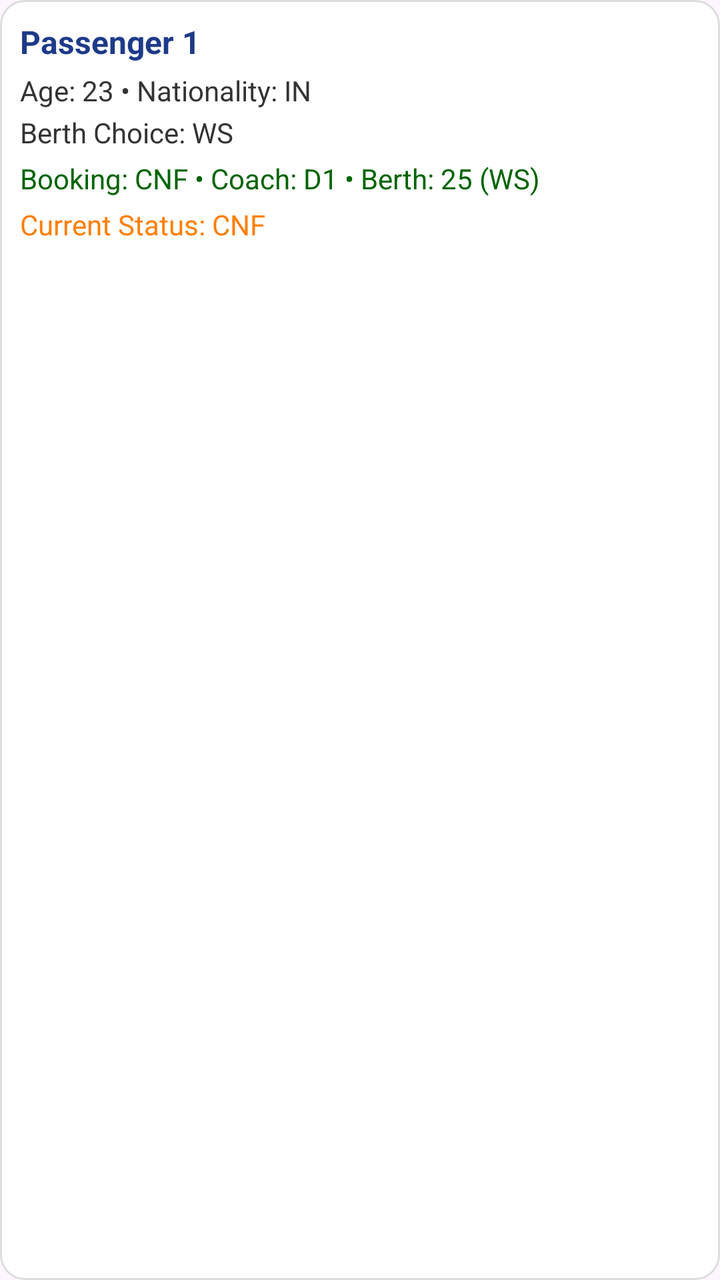
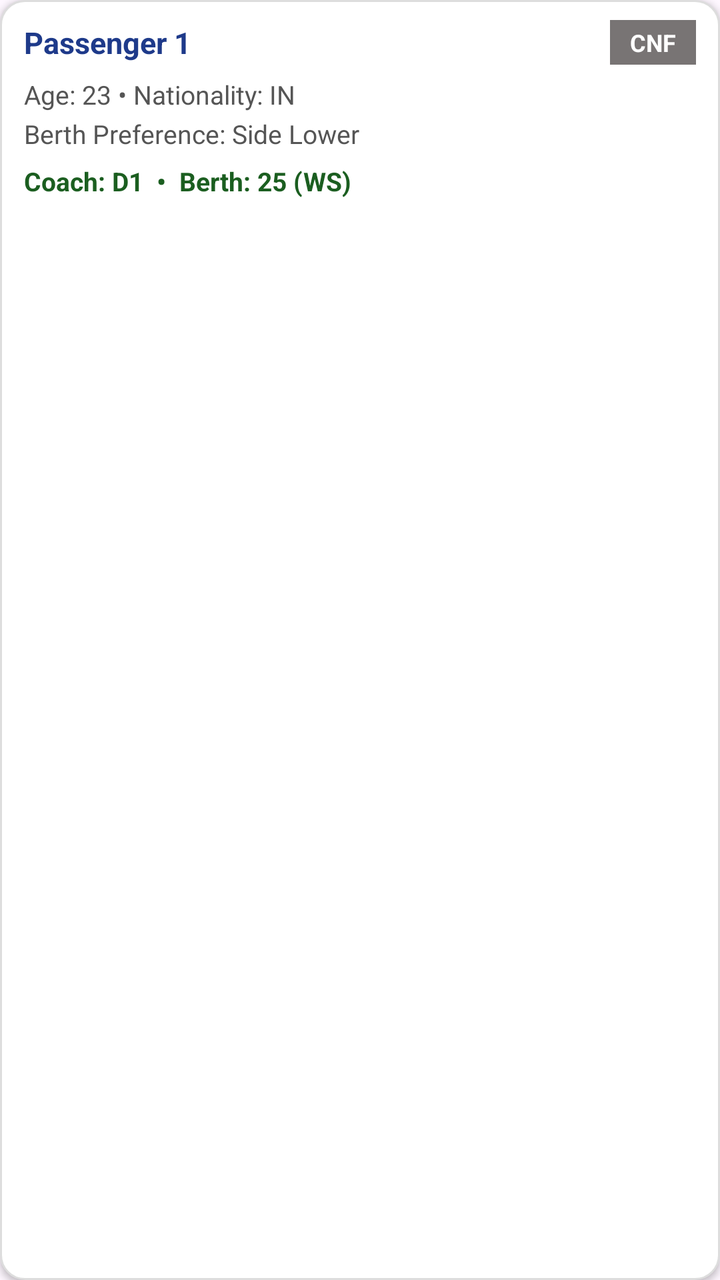

Two renders of the same Android screen: before a commit and after it. Below are the layout's source before the change and the commit's diff.
<!-- AndroidManifest.xml: application theme Theme.RailRadar -->
<!-- res/layout/passenger_list_view_layout.xml -->
<?xml version="1.0" encoding="utf-8"?>
<LinearLayout xmlns:android="http://schemas.android.com/apk/res/android"
    android:layout_width="match_parent"
    android:layout_height="wrap_content"
    android:orientation="vertical"
    android:padding="10dp"
    android:background="@drawable/bg_passenger_pnr_card"
    android:layout_margin="6dp"
   >

    
    <TextView
        android:id="@+id/passengerSerialNumber"
        android:layout_width="wrap_content"
        android:layout_height="wrap_content"
        android:text="Passenger 1"
        android:textStyle="bold"
        android:textSize="16sp"
        android:textColor="#1E3A8A" />

    
    <TextView
        android:id="@+id/passengerAgeNationality"
        android:layout_width="wrap_content"
        android:layout_height="wrap_content"
        android:text="Age: 23 • Nationality: IN"
        android:textSize="14sp"
        android:textColor="#333333"
        android:paddingTop="4dp" />

    
    <TextView
        android:id="@+id/passengerBerthChoice"
        android:layout_width="wrap_content"
        android:layout_height="wrap_content"
        android:text="Berth Choice: WS"
        android:textSize="14sp"
        android:textColor="#333333"
        android:paddingTop="2dp" />

    
    <TextView
        android:id="@+id/bookingDetails"
        android:layout_width="wrap_content"
        android:layout_height="wrap_content"
        android:text="Booking: CNF • Coach: D1 • Berth: 25 (WS)"
        android:textSize="14sp"
        android:textColor="#006400"
        android:paddingTop="4dp" />

    
    <TextView
        android:id="@+id/currentStatus"
        android:layout_width="wrap_content"
        android:layout_height="wrap_content"
        android:text="Current Status: CNF"
        android:textSize="14sp"
        android:textColor="#FF7F00"
        android:paddingTop="4dp" />

</LinearLayout>
<!-- resources referenced by this layout -->
<resources>
  <!-- drawable bg_passenger_pnr_card (drawable) -->
  <?xml version="1.0" encoding="utf-8"?>
  <shape xmlns:android="http://schemas.android.com/apk/res/android"
      android:shape="rectangle">
  
      
      <corners android:radius="12dp" />
  
      
      <solid android:color="@android:color/white" />
  
      
      <stroke
          android:width="1dp"
          android:color="#DDDDDD" />
  </shape>
  <style name="Theme.RailRadar" parent="Theme.Material3.DayNight.NoActionBar">
  
          
          <item name="colorPrimary">#4C6133</item>
          <item name="colorOnPrimary">@color/white</item>
          <item name="colorPrimaryContainer">@color/purple_200</item>
          <item name="colorOnPrimaryContainer">@color/black</item>
  
          
          <item name="colorSecondary">@color/teal_200</item>
          <item name="colorOnSecondary">@color/black</item>
  
          
          <item name="android:statusBarColor">?attr/colorPrimary</item>
  
          
      </style>
  <color name="white">#FFFFFFFF</color>
  
  
      //user route train colors
  <color name="purple_200">#FFBB86FC</color>
  <color name="black">#FF000000</color>
  <color name="teal_200">#FF03DAC5</color>
</resources>

<!-- the commit's change to res/layout/passenger_list_view_layout.xml (unified diff, before → after) -->
@@ -3,59 +3,72 @@
     android:layout_width="match_parent"
     android:layout_height="wrap_content"
     android:orientation="vertical"
-    android:padding="10dp"
+    android:paddingHorizontal="12dp"
+    android:paddingVertical="10dp"
     android:background="@drawable/bg_passenger_pnr_card"
-    android:layout_margin="6dp"
-   >
+    android:layout_marginHorizontal="4dp"
+    android:layout_marginVertical="4dp"
+    android:elevation="2dp">
 
     
-    <TextView
-        android:id="@+id/passengerSerialNumber"
-        android:layout_width="wrap_content"
+    <LinearLayout
+        android:layout_width="match_parent"
         android:layout_height="wrap_content"
-        android:text="Passenger 1"
-        android:textStyle="bold"
-        android:textSize="16sp"
-        android:textColor="#1E3A8A" />
+        android:orientation="horizontal"
+        android:gravity="center_vertical">
+
+        <TextView
+            android:id="@+id/passengerSerialNumber"
+            android:layout_width="0dp"
+            android:layout_height="wrap_content"
+            android:layout_weight="1"
+            android:text="Passenger 1"
+            android:textStyle="bold"
+            android:textSize="15sp"
+            android:textColor="#1E3A8A" />
+
+        <TextView
+            android:id="@+id/currentStatus"
+            android:layout_width="wrap_content"
+            android:layout_height="wrap_content"
+            android:text="CNF"
+            android:textSize="12sp"
+            android:textStyle="bold"
+            android:textColor="#FFFFFF"
+            android:background="#787474"
+            android:paddingHorizontal="10dp"
+            android:paddingVertical="3dp" />
+    </LinearLayout>
 
     
     <TextView
         android:id="@+id/passengerAgeNationality"
-        android:layout_width="wrap_content"
+        android:layout_width="match_parent"
         android:layout_height="wrap_content"
         android:text="Age: 23 • Nationality: IN"
-        android:textSize="14sp"
-        android:textColor="#333333"
-        android:paddingTop="4dp" />
+        android:textSize="13sp"
+        android:textColor="#555555"
+        android:paddingTop="6dp" />
 
     
     <TextView
         android:id="@+id/passengerBerthChoice"
-        android:layout_width="wrap_content"
+        android:layout_width="match_parent"
         android:layout_height="wrap_content"
-        android:text="Berth Choice: WS"
-        android:textSize="14sp"
-        android:textColor="#333333"
+        android:text="Berth Preference: Side Lower"
+        android:textSize="13sp"
+        android:textColor="#555555"
         android:paddingTop="2dp" />
 
     
     <TextView
         android:id="@+id/bookingDetails"
-        android:layout_width="wrap_content"
+        android:layout_width="match_parent"
         android:layout_height="wrap_content"
-        android:text="Booking: CNF • Coach: D1 • Berth: 25 (WS)"
-        android:textSize="14sp"
-        android:textColor="#006400"
-        android:paddingTop="4dp" />
-
-    
-    <TextView
-        android:id="@+id/currentStatus"
-        android:layout_width="wrap_content"
-        android:layout_height="wrap_content"
-        android:text="Current Status: CNF"
-        android:textSize="14sp"
-        android:textColor="#FF7F00"
-        android:paddingTop="4dp" />
+        android:text="Coach: D1  •  Berth: 25 (WS)"
+        android:textSize="13sp"
+        android:textStyle="bold"
+        android:textColor="#1B5E20"
+        android:paddingTop="6dp" />
 
 </LinearLayout>
